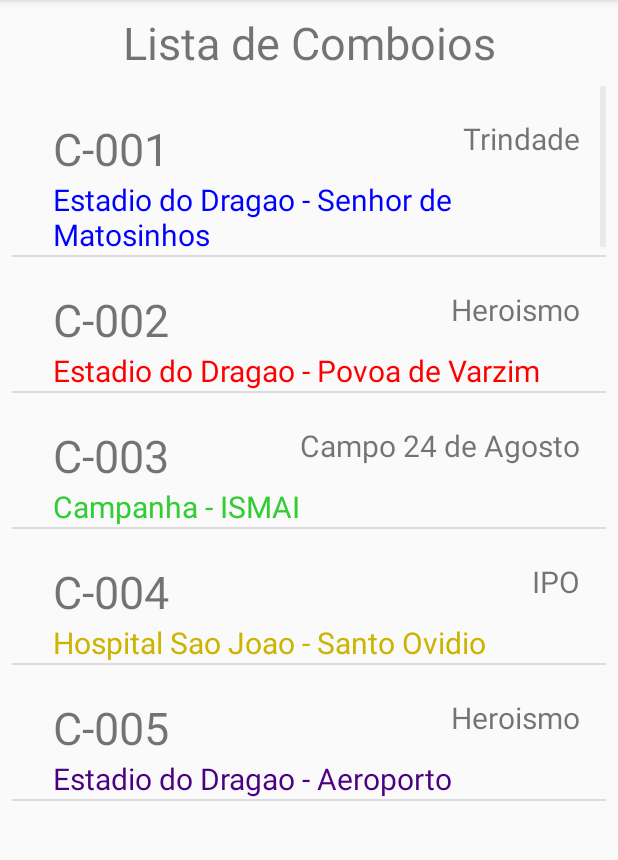
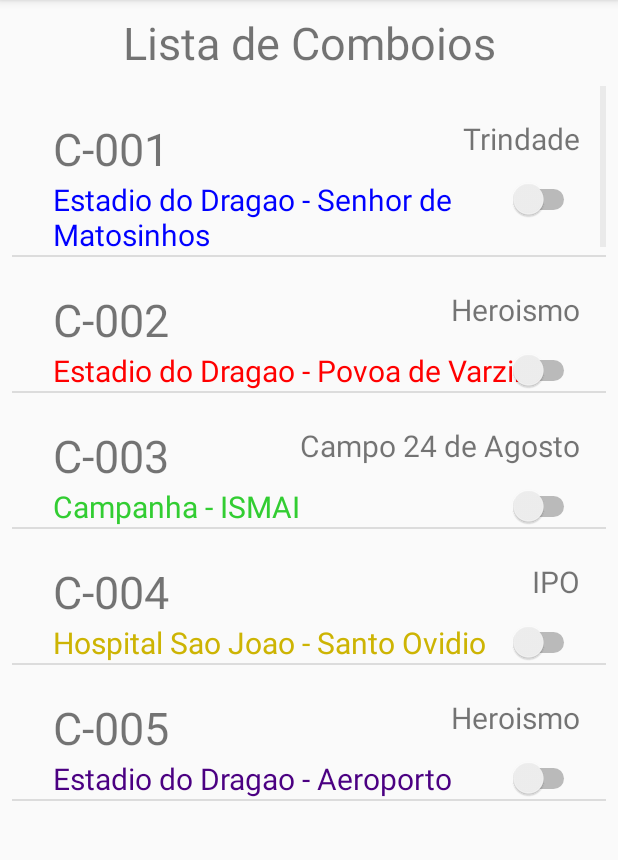
Before and after one commit to nadia-mourao/CCU_2018-19, an Android app: the ListaComboios screen opened directly, with no data from a screen before it, on a phone screen of 412 x 824 dp, the part 84-944 px from its top. Run offline under Robolectric (Android 15) with nearby library versions, the phone set to English and light mode, and no system bars.

Commit message:
FUCK YOU ANDRE

```diff
--- a/RevisorApp/app/src/main/res/layout/info_comboios_detail.xml
+++ b/RevisorApp/app/src/main/res/layout/info_comboios_detail.xml
@@ -31,4 +31,11 @@
         android:layout_marginEnd="17dp"
         android:text="TextView"
         android:textSize="20sp" />
+
+    <Switch
+        android:id="@+id/switch2"
+        android:layout_width="wrap_content"
+        android:layout_height="wrap_content"
+        android:layout_alignEnd="@+id/est_seg_tv"
+        android:layout_alignTop="@+id/Sentido" />
 </RelativeLayout>
```
